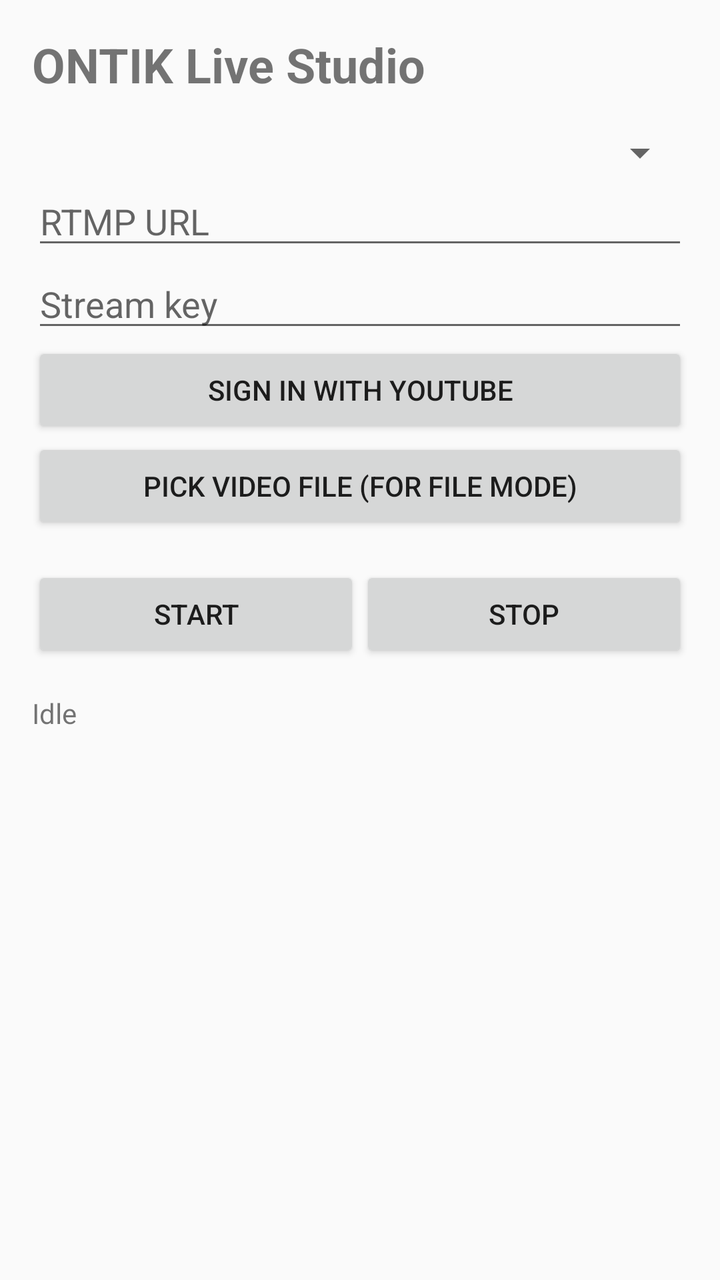
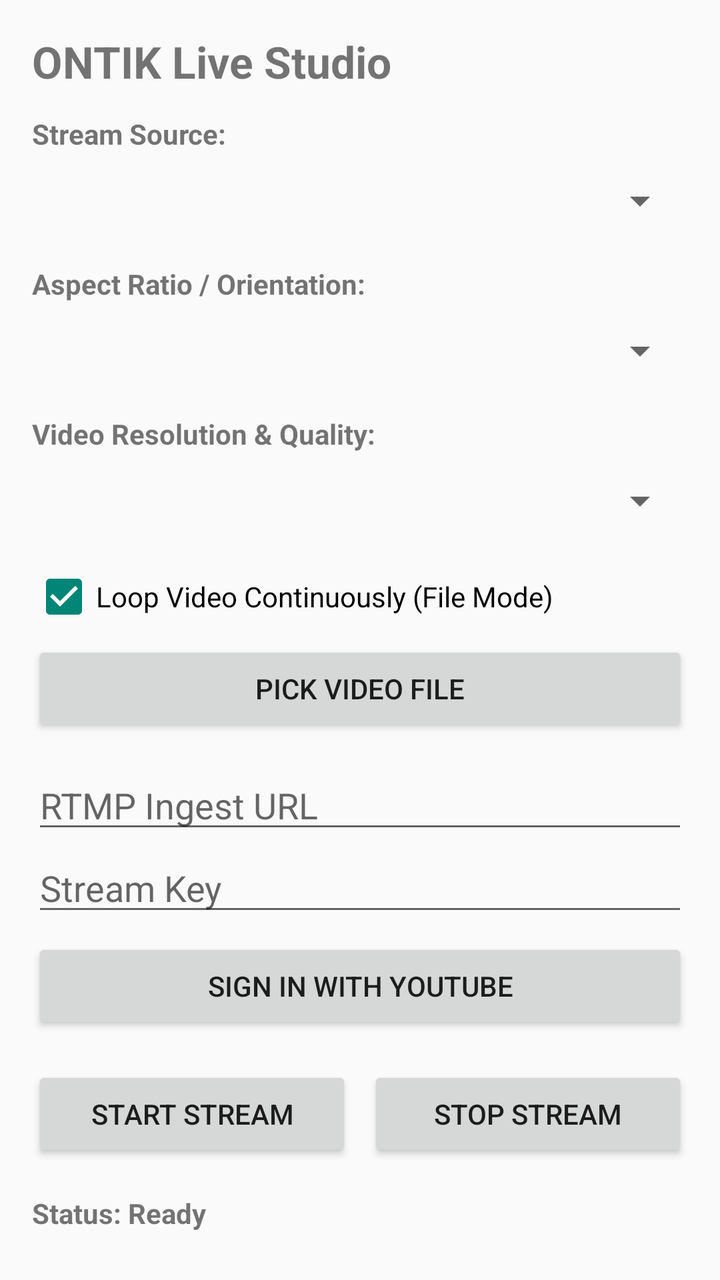

Screens rendered from an Android XML layout before and after an edit, with the pre-edit source and the edit as a unified diff.
<!-- AndroidManifest.xml: application theme Theme.ONTIK -->
<!-- res/layout/activity_main.xml -->
<?xml version="1.0" encoding="utf-8"?>
<LinearLayout xmlns:android="http://schemas.android.com/apk/res/android"
    android:layout_width="match_parent"
    android:layout_height="match_parent"
    android:orientation="vertical"
    android:padding="16dp">

    <TextView
        android:layout_width="wrap_content"
        android:layout_height="wrap_content"
        android:text="ONTIK Live Studio"
        android:textSize="24sp"
        android:textStyle="bold" />

    <Spinner
        android:id="@+id/modeSpinner"
        android:layout_width="match_parent"
        android:layout_height="wrap_content"
        android:layout_marginTop="16dp" />

    <EditText
        android:id="@+id/urlInput"
        android:layout_width="match_parent"
        android:layout_height="wrap_content"
        android:hint="RTMP URL"
        android:inputType="textUri"
        android:importantForAutofill="no" />

    <EditText
        android:id="@+id/keyInput"
        android:layout_width="match_parent"
        android:layout_height="wrap_content"
        android:hint="Stream key"
        android:inputType="textPassword"
        android:importantForAutofill="no" />

    <Button
        android:id="@+id/youtubeBtn"
        android:layout_width="match_parent"
        android:layout_height="wrap_content"
        android:text="Sign in with YouTube" />

    <Button
        android:id="@+id/pickFileBtn"
        android:layout_width="match_parent"
        android:layout_height="wrap_content"
        android:text="Pick video file (for File mode)" />

    <LinearLayout
        android:layout_width="match_parent"
        android:layout_height="wrap_content"
        android:orientation="horizontal"
        android:layout_marginTop="16dp">

        <Button
            android:id="@+id/startBtn"
            android:layout_width="0dp"
            android:layout_height="wrap_content"
            android:layout_weight="1"
            android:text="Start" />

        <Button
            android:id="@+id/stopBtn"
            android:layout_width="0dp"
            android:layout_height="wrap_content"
            android:layout_weight="1"
            android:text="Stop" />
    </LinearLayout>

    <TextView
        android:id="@+id/statusText"
        android:layout_width="match_parent"
        android:layout_height="wrap_content"
        android:layout_marginTop="16dp"
        android:text="Idle" />
</LinearLayout>
<!-- resources referenced by this layout -->
<resources>
  <style name="Theme.ONTIK" parent="Theme.AppCompat.DayNight.NoActionBar" />
</resources>

<!-- the commit's change to res/layout/activity_main.xml (unified diff, before → after) -->
@@ -1,76 +1,131 @@
 <?xml version="1.0" encoding="utf-8"?>
-<LinearLayout xmlns:android="http://schemas.android.com/apk/res/android"
+<ScrollView xmlns:android="http://schemas.android.com/apk/res/android"
     android:layout_width="match_parent"
     android:layout_height="match_parent"
-    android:orientation="vertical"
-    android:padding="16dp">
-
-    <TextView
-        android:layout_width="wrap_content"
-        android:layout_height="wrap_content"
-        android:text="ONTIK Live Studio"
-        android:textSize="24sp"
-        android:textStyle="bold" />
-
-    <Spinner
-        android:id="@+id/modeSpinner"
-        android:layout_width="match_parent"
-        android:layout_height="wrap_content"
-        android:layout_marginTop="16dp" />
-
-    <EditText
-        android:id="@+id/urlInput"
-        android:layout_width="match_parent"
-        android:layout_height="wrap_content"
-        android:hint="RTMP URL"
-        android:inputType="textUri"
-        android:importantForAutofill="no" />
-
-    <EditText
-        android:id="@+id/keyInput"
-        android:layout_width="match_parent"
-        android:layout_height="wrap_content"
-        android:hint="Stream key"
-        android:inputType="textPassword"
-        android:importantForAutofill="no" />
-
-    <Button
-        android:id="@+id/youtubeBtn"
-        android:layout_width="match_parent"
-        android:layout_height="wrap_content"
-        android:text="Sign in with YouTube" />
-
-    <Button
-        android:id="@+id/pickFileBtn"
-        android:layout_width="match_parent"
-        android:layout_height="wrap_content"
-        android:text="Pick video file (for File mode)" />
+    android:fillViewport="true">
 
     <LinearLayout
         android:layout_width="match_parent"
         android:layout_height="wrap_content"
-        android:orientation="horizontal"
-        android:layout_marginTop="16dp">
+        android:orientation="vertical"
+        android:padding="16dp">
+
+        <TextView
+            android:layout_width="wrap_content"
+            android:layout_height="wrap_content"
+            android:text="ONTIK Live Studio"
+            android:textSize="22sp"
+            android:textStyle="bold" />
+
+        
+        <TextView
+            android:layout_width="wrap_content"
+            android:layout_height="wrap_content"
+            android:layout_marginTop="12dp"
+            android:text="Stream Source:"
+            android:textStyle="bold" />
+
+        <Spinner
+            android:id="@+id/modeSpinner"
+            android:layout_width="match_parent"
+            android:layout_height="48dp" />
+
+        
+        <TextView
+            android:layout_width="wrap_content"
+            android:layout_height="wrap_content"
+            android:layout_marginTop="8dp"
+            android:text="Aspect Ratio / Orientation:"
+            android:textStyle="bold" />
+
+        <Spinner
+            android:id="@+id/ratioSpinner"
+            android:layout_width="match_parent"
+            android:layout_height="48dp" />
+
+        
+        <TextView
+            android:layout_width="wrap_content"
+            android:layout_height="wrap_content"
+            android:layout_marginTop="8dp"
+            android:text="Video Resolution &amp; Quality:"
+            android:textStyle="bold" />
+
+        <Spinner
+            android:id="@+id/qualitySpinner"
+            android:layout_width="match_parent"
+            android:layout_height="48dp" />
+
+        
+        <CheckBox
+            android:id="@+id/loopCheckbox"
+            android:layout_width="wrap_content"
+            android:layout_height="wrap_content"
+            android:layout_marginTop="8dp"
+            android:checked="true"
+            android:text="Loop Video Continuously (File Mode)" />
 
         <Button
-            android:id="@+id/startBtn"
-            android:layout_width="0dp"
+            android:id="@+id/pickFileBtn"
+            android:layout_width="match_parent"
             android:layout_height="wrap_content"
-            android:layout_weight="1"
-            android:text="Start" />
+            android:layout_marginTop="6dp"
+            android:text="Pick Video File" />
+
+        
+        <EditText
+            android:id="@+id/urlInput"
+            android:layout_width="match_parent"
+            android:layout_height="wrap_content"
+            android:layout_marginTop="12dp"
+            android:hint="RTMP Ingest URL"
+            android:inputType="textUri"
+            android:importantForAutofill="no" />
+
+        <EditText
+            android:id="@+id/keyInput"
+            android:layout_width="match_parent"
+            android:layout_height="wrap_content"
+            android:hint="Stream Key"
+            android:inputType="textPassword"
+            android:importantForAutofill="no" />
 
         <Button
-            android:id="@+id/stopBtn"
-            android:layout_width="0dp"
+            android:id="@+id/youtubeBtn"
+            android:layout_width="match_parent"
             android:layout_height="wrap_content"
-            android:layout_weight="1"
-            android:text="Stop" />
+            android:layout_marginTop="6dp"
+            android:text="Sign in with YouTube" />
+
+        <LinearLayout
+            android:layout_width="match_parent"
+            android:layout_height="wrap_content"
+            android:orientation="horizontal"
+            android:layout_marginTop="16dp">
+
+            <Button
+                android:id="@+id/startBtn"
+                android:layout_width="0dp"
+                android:layout_height="wrap_content"
+                android:layout_weight="1"
+                android:text="Start Stream" />
+
+            <Button
+                android:id="@+id/stopBtn"
+                android:layout_width="0dp"
+                android:layout_height="wrap_content"
+                android:layout_weight="1"
+                android:layout_marginStart="8dp"
+                android:text="Stop Stream" />
+        </LinearLayout>
+
+        <TextView
+            android:id="@+id/statusText"
+            android:layout_width="match_parent"
+            android:layout_height="wrap_content"
+            android:layout_marginTop="16dp"
+            android:text="Status: Ready"
+            android:textStyle="bold" />
+
     </LinearLayout>
-
-    <TextView
-        android:id="@+id/statusText"
-        android:layout_width="match_parent"
-        android:layout_height="wrap_content"
-        android:layout_marginTop="16dp"
-        android:text="Idle" />
-</LinearLayout>
+</ScrollView>
